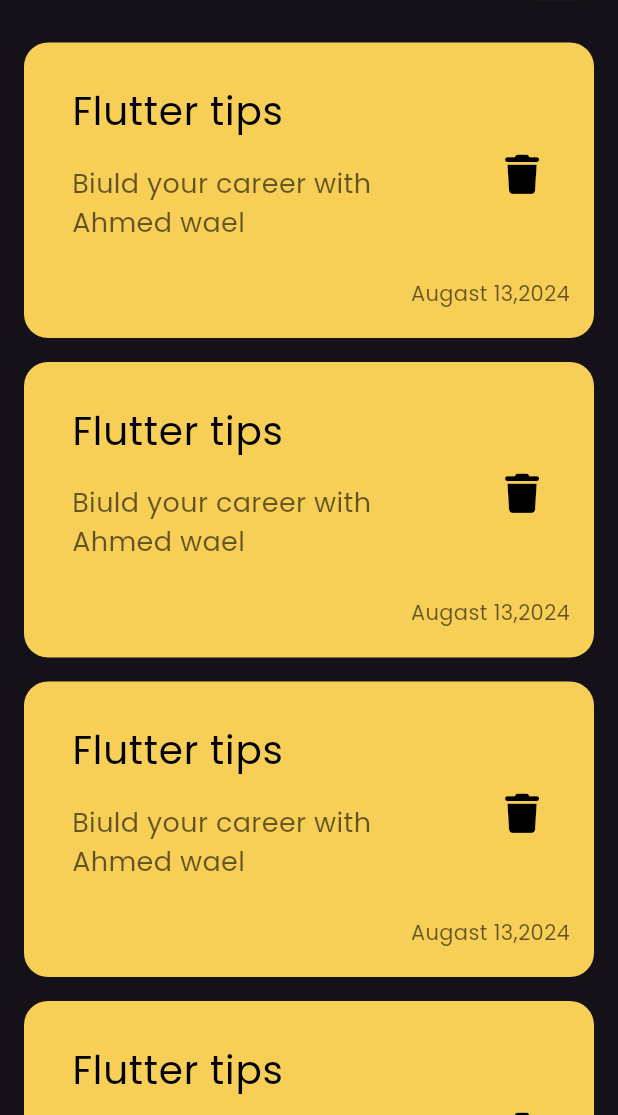
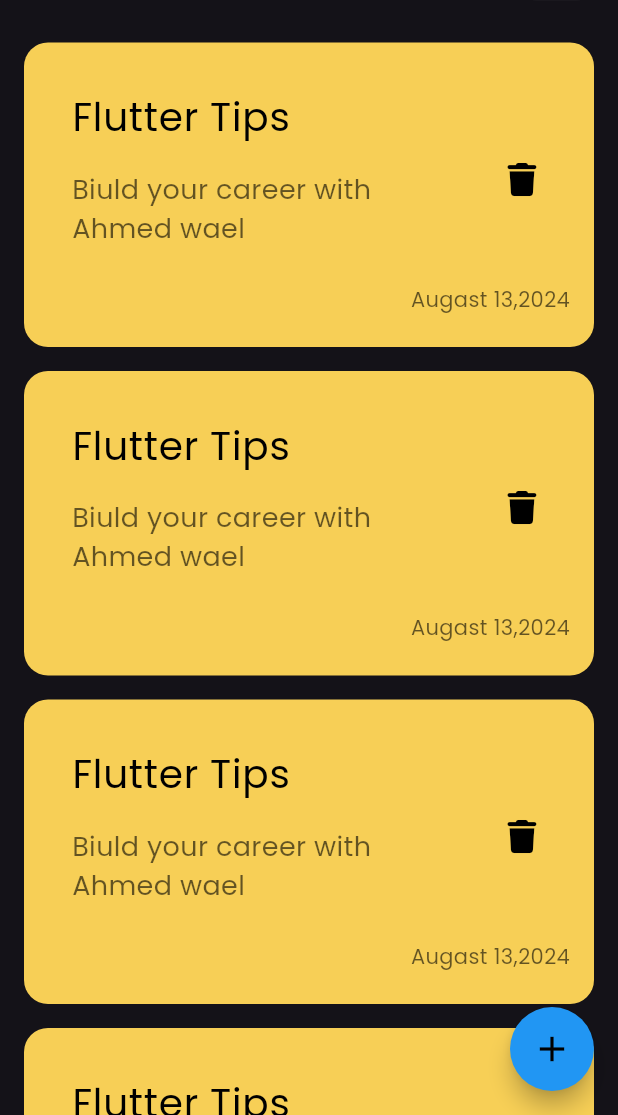
Before and after one commit to ahmedwael111/notes-app, a Flutter app: the screen it shows after launch, on a phone screen of 412 x 824 dp, the part 121-1236 px from its top. Run offline on Flutter 3.47's test engine with Material 3 defaults, Android fonts, the phone set to English and light mode, and no system bars; our stand-ins replace font_awesome_flutter.

Commit message:
create floating action bottom

```diff
--- a/lib/view/notes_view.dart
+++ b/lib/view/notes_view.dart
@@ -7,8 +7,18 @@ class NotesView extends StatelessWidget {
 
   @override
   Widget build(BuildContext context) {
-    return const Scaffold(
-      body: NotesViewBody(),
+    return Scaffold(
+      floatingActionButton: FloatingActionButton(
+        onPressed: () {},
+        shape: const CircleBorder(),
+        backgroundColor: Colors.blue,
+        child: const Icon(
+          Icons.add,
+          size: 28,
+          color: Colors.black,
+        ),
+      ),
+      body: const NotesViewBody(),
     );
   }
 }
--- a/lib/widgets/note_Item.dart
+++ b/lib/widgets/note_Item.dart
@@ -7,7 +7,7 @@ class NoteItem extends StatelessWidget {
   @override
   Widget build(BuildContext context) {
     return Container(
-      padding: const EdgeInsets.only(top: 18, bottom: 20, left: 16),
+      padding: const EdgeInsets.only(top: 22, bottom: 22, left: 16),
       decoration: BoxDecoration(
           color: const Color.fromARGB(255, 247, 207, 86),
           borderRadius: BorderRadius.circular(16)),
@@ -15,9 +15,8 @@ class NoteItem extends StatelessWidget {
         crossAxisAlignment: CrossAxisAlignment.end,
         children: [
           ListTile(
-
             title: const Text(
-              'Flutter tips',
+              'Flutter Tips',
               style: TextStyle(color: Colors.black, fontSize: 26),
             ),
             subtitle: Padding(
@@ -35,7 +34,7 @@ class NoteItem extends StatelessWidget {
                 icon: const Icon(
                   FontAwesomeIcons.trash,
                   color: Colors.black,
-                  size: 26,
+                  size: 22,
                 )),
           ),
           Padding(
```
